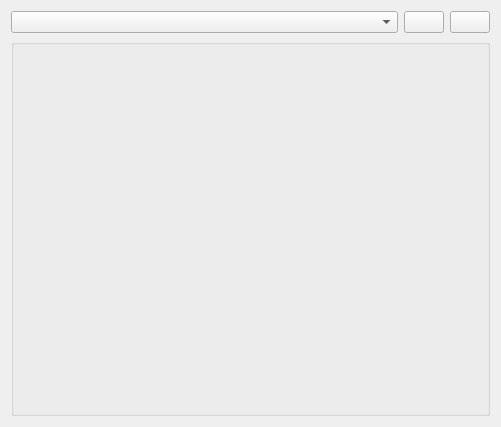
First picture: the form in shell/settings/runpreferences/runconfig.ui, repository KDE/kdevelop, before the edit.
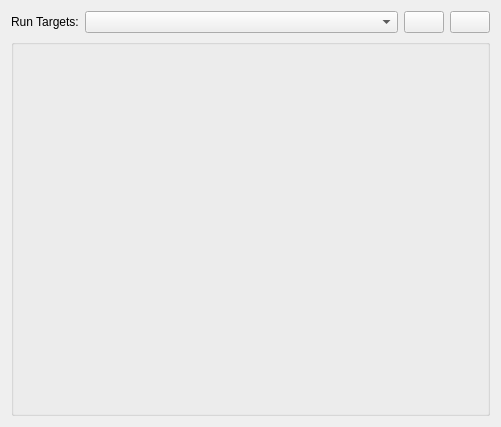
Second picture: the form after the edit.

The edit to the form file:
```diff
--- a/shell/settings/runpreferences/runconfig.ui
+++ b/shell/settings/runpreferences/runconfig.ui
@@ -15,6 +15,19 @@
   <layout class="QVBoxLayout" name="verticalLayout" >
    <item>
     <layout class="QHBoxLayout" name="horizontalLayout" >
+     <item>
+      <widget class="QLabel" name="label" >
+       <property name="sizePolicy" >
+        <sizepolicy vsizetype="Preferred" hsizetype="Maximum" >
+         <horstretch>0</horstretch>
+         <verstretch>0</verstretch>
+        </sizepolicy>
+       </property>
+       <property name="text" >
+        <string>Run Targets:</string>
+       </property>
+      </widget>
+     </item>
      <item>
       <widget class="QComboBox" name="targetCombo" />
      </item>
```
